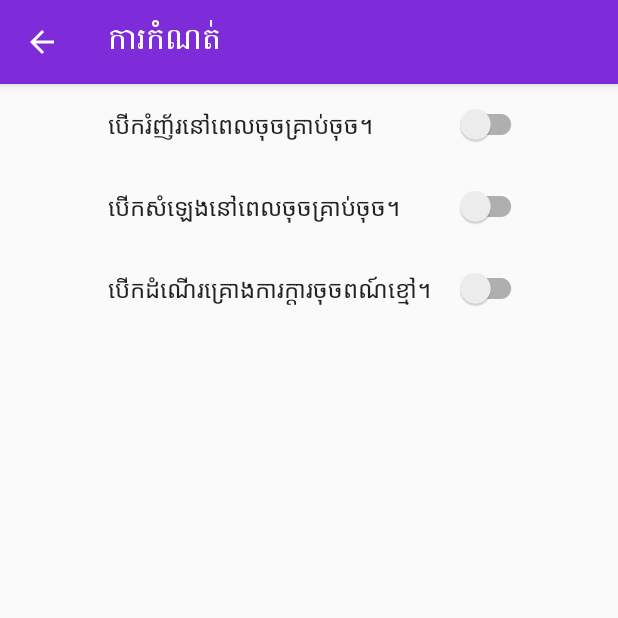
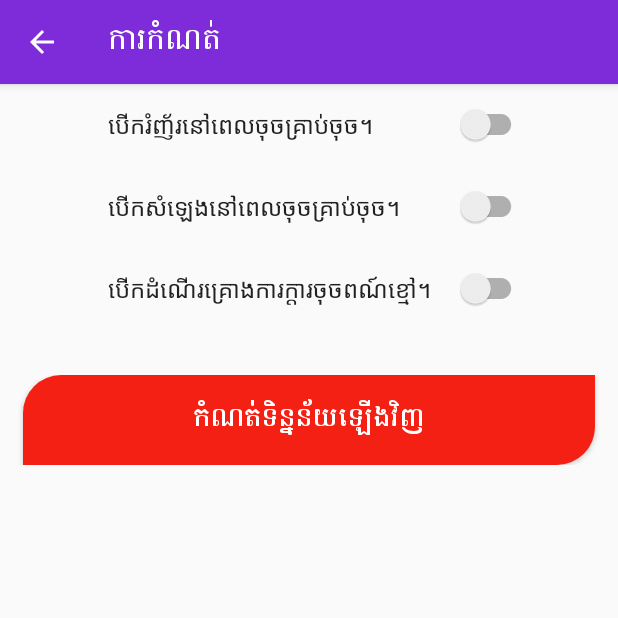
Before and after one commit to khmerlang/Khmerlang-Keyboard, an Android app: the ProfileSettingsActivity screen opened directly, with no data from a screen before it, on a phone screen of 412 x 824 dp, the top half of it. Run offline under Robolectric (Android 15) with nearby library versions, the phone set to English and light mode, and no system bars; our stand-ins replace androidx.preference.

```diff
--- a/app/src/main/java/com/rathanak/khmerroman/data/DataLoader.kt
+++ b/app/src/main/java/com/rathanak/khmerroman/data/DataLoader.kt
@@ -23,8 +23,8 @@ class DataLoader() {
         realm.close()
     }
 
-    fun saveDataToDB(ngramRecords: ArrayList<NgramRecordSerializable>) {
-        clearDBData(false)
+    fun saveDataToDB(ngramRecords: ArrayList<NgramRecordSerializable>, isRemoveCustom: Boolean) {
+        clearDBData(isRemoveCustom)
         var nextId = getNextKey()
         try {
             var realm: Realm = Realm.getInstance(KhmerLangApp.dbConfig)
--- a/app/src/main/java/com/rathanak/khmerroman/view/ProfileSettingsActivity.kt
+++ b/app/src/main/java/com/rathanak/khmerroman/view/ProfileSettingsActivity.kt
@@ -1,5 +1,6 @@
 package com.rathanak.khmerroman.view
 
+import android.app.AlertDialog
 import android.os.Bundle
 import android.view.MenuItem
 import androidx.appcompat.app.AppCompatActivity
@@ -7,6 +8,13 @@ import androidx.preference.PreferenceFragmentCompat
 import androidx.preference.SwitchPreferenceCompat
 import com.rathanak.khmerroman.R
 import com.rathanak.khmerroman.data.KeyboardPreferences
+import kotlinx.android.synthetic.main.settings_activity.*
+import android.content.DialogInterface
+import android.view.View
+import com.rathanak.khmerroman.keyboard.R2KhmerService
+import com.rathanak.khmerroman.utils.DownloadData
+import kotlinx.android.synthetic.main.activity_roman_mapping.*
+
 
 class ProfileSettingsActivity : AppCompatActivity() {
     private lateinit var preferences: KeyboardPreferences
@@ -23,6 +31,30 @@ class ProfileSettingsActivity : AppCompatActivity() {
             )
             .commit()
         supportActionBar?.setDisplayHomeAsUpEnabled(true)
+
+        btnResetDownload.setOnClickListener {
+            val builder = AlertDialog.Builder(this)
+            builder.setCancelable(true)
+            builder.setTitle(R.string.dialogConfirmTitle)
+            builder.setMessage(R.string.dialogConfirmMessage)
+                .setPositiveButton(R.string.ok,
+                    DialogInterface.OnClickListener { dialog, id ->
+                        btnResetDownload.visibility = View.GONE
+                        btnReseting.visibility = View.VISIBLE
+                        R2KhmerService.dataStatus = KeyboardPreferences.STATUS_DOWNLOADING
+                        val download = DownloadData(applicationContext)
+                        download.downloadKeyboardData()
+                        listenJobDone()
+                    })
+                .setNegativeButton(R.string.cancel,
+                    DialogInterface.OnClickListener { dialog, id ->
+                        // User cancelled the dialog
+                    })
+            builder.show()
+        }
+
+        updateVisibility()
+        listenJobDone()
     }
 
     class SettingsFragment(private val preferences: KeyboardPreferences) : PreferenceFragmentCompat() {
@@ -61,4 +93,23 @@ class ProfileSettingsActivity : AppCompatActivity() {
 
         return super.onOptionsItemSelected(item)
     }
+
+    private fun listenJobDone() {
+        if (R2KhmerService.jobLoadData != null) {
+            R2KhmerService.jobLoadData!!.invokeOnCompletion {
+                btnReseting.visibility = View.GONE
+                btnResetDownload.visibility = View.VISIBLE
+            }
+        }
+    }
+
+    private fun updateVisibility() {
+        btnResetDownload.visibility = View.GONE
+        btnReseting.visibility = View.GONE
+        if (R2KhmerService.dataStatus == KeyboardPreferences.STATUS_DOWNLOADING) {
+            btnReseting.visibility = View.VISIBLE
+        } else {
+            btnResetDownload.visibility = View.VISIBLE
+        }
+    }
 }
--- a/app/src/main/java/com/rathanak/khmerroman/view/RomanMapping.kt
+++ b/app/src/main/java/com/rathanak/khmerroman/view/RomanMapping.kt
@@ -39,7 +39,7 @@ class RomanMapping : AppCompatActivity() {
             downloadingData.visibility = View.VISIBLE
             R2KhmerService.dataStatus = KeyboardPreferences.STATUS_DOWNLOADING
             val download = DownloadData(applicationContext)
-            download.downloadKeyboardData()
+            download.downloadKeyboardData(true)
             listenJobDone()
         }
 
--- a/app/src/main/res/layout/settings_activity.xml
+++ b/app/src/main/res/layout/settings_activity.xml
@@ -5,17 +5,31 @@
     <LinearLayout
         android:id="@+id/settings"
         android:layout_width="match_parent"
-        android:layout_height="wrap_content" />
+        android:layout_height="wrap_content"
+        android:orientation="horizontal" />
 
-    <Button
+    <LinearLayout
         android:layout_width="match_parent"
         android:layout_height="wrap_content"
-        android:layout_marginLeft="15dp"
-        android:layout_marginRight="15dp"
+        android:orientation="vertical"
         android:layout_marginTop="30dp"
-        android:id="@+id/btnReset"
-        android:theme="@style/ButtonDanger"
-        android:background="@drawable/button_danger"
-        android:visibility="gone"
-        android:text="@string/reset_default"/>
+        android:gravity="center">
+        <ProgressBar
+            android:id="@+id/btnReseting"
+            android:layout_width="60dp"
+            android:layout_height="60dp"
+            android:layout_margin="15dp"
+            android:visibility="gone" />
+        <Button
+            android:layout_width="match_parent"
+            android:layout_height="60dp"
+            android:layout_marginLeft="15dp"
+            android:layout_marginRight="15dp"
+            android:id="@+id/btnResetDownload"
+            android:theme="@style/ButtonDanger"
+            android:background="@drawable/button_danger"
+            android:visibility="visible"
+            android:text="@string/reset_download"/>
+    </LinearLayout>
+
 </LinearLayout>
--- a/app/src/main/res/values/strings.xml
+++ b/app/src/main/res/values/strings.xml
@@ -62,4 +62,6 @@
     <string name="error_must_khmer">ត្រូវតែជាអក្សរខ្មែរតែប៉ុណ្ណោះ។ គ្មានចន្លោះឬនិមិត្តសញ្ញាផ្សេងទៀតទេ។</string>
     <string name="error_must_roman">ត្រូវតែជាអក្សរអង់គ្លេសតែប៉ុណ្ណោះ។ គ្មានចន្លោះឬនិមិត្តសញ្ញាផ្សេងទៀតទេ។</string>
     <string name="error_must_not_empty">មិនអាចទទេ</string>
+    <string name="reset_download">កំណត់ទិន្នន័យឡើងវិញ</string>
+    <string name="upload_data">បញ្ជូនទិន្នន័យ</string>
 </resources>
```
Also changed, not shown: app/src/main/java/com/rathanak/khmerroman/utils/DownloadData.kt (+4 -4 lines), app/src/main/res/layout/activity_custom_mapping.xml (+26 -4 lines).
